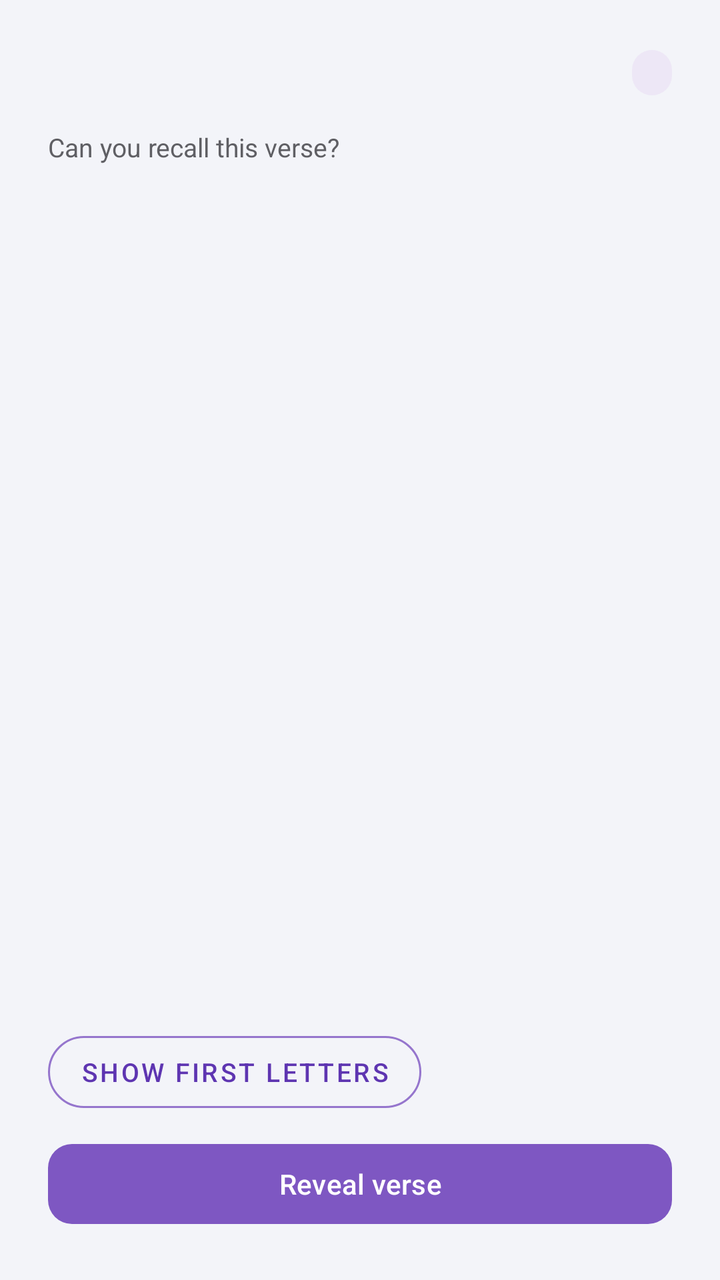
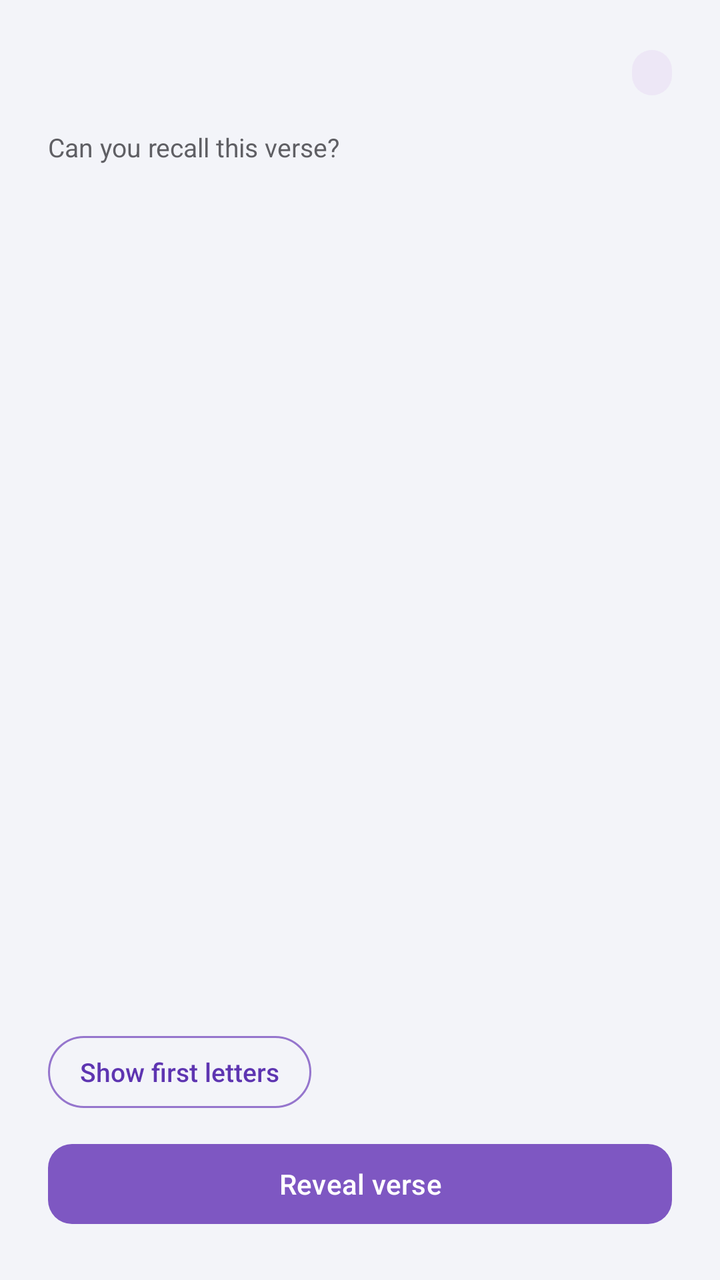

Screens rendered from an Android XML layout before and after an edit, with the pre-edit source and the edit as a unified diff.
<!-- AndroidManifest.xml: application theme Theme.SpiritualTracker -->
<!-- res/layout/dialog_verse_quiz.xml -->
<?xml version="1.0" encoding="utf-8"?>
<LinearLayout xmlns:android="http://schemas.android.com/apk/res/android"
    xmlns:app="http://schemas.android.com/apk/res-auto"
    android:layout_width="match_parent"
    android:layout_height="wrap_content"
    android:orientation="vertical"
    android:padding="24dp">

    
    <LinearLayout
        android:layout_width="match_parent"
        android:layout_height="wrap_content"
        android:orientation="horizontal"
        android:gravity="center_vertical"
        android:layout_marginBottom="16dp">

        <TextView
            android:id="@+id/tvQuizReference"
            android:layout_width="0dp"
            android:layout_height="wrap_content"
            android:layout_weight="1"
            android:textColor="#1A1A2E"
            android:textSize="18sp"
            android:textStyle="bold"
            android:fontFamily="serif"/>

        <TextView
            android:id="@+id/tvQuizProgress"
            android:layout_width="wrap_content"
            android:layout_height="wrap_content"
            android:background="@drawable/progress_pill_bg"
            android:paddingStart="10dp"
            android:paddingEnd="10dp"
            android:paddingTop="4dp"
            android:paddingBottom="4dp"
            android:textColor="#7E57C2"
            android:textSize="11sp"
            android:textStyle="bold"/>
    </LinearLayout>

    <androidx.core.widget.NestedScrollView
        android:layout_width="match_parent"
        android:layout_height="0dp"
        android:layout_weight="1"
        android:maxHeight="300dp"
        android:layout_marginBottom="12dp">

        <LinearLayout
            android:layout_width="match_parent"
            android:layout_height="wrap_content"
            android:orientation="vertical">

            
            <TextView
                android:layout_width="match_parent"
                android:layout_height="wrap_content"
                android:text="Can you recall this verse?"
                android:textColor="#5F5F64"
                android:textSize="13sp"
                android:layout_marginBottom="12dp"/>

            
            <TextView
                android:id="@+id/tvQuizHint"
                android:layout_width="match_parent"
                android:layout_height="wrap_content"
                android:textColor="#6A4FB0"
                android:textSize="15sp"
                android:fontFamily="monospace"
                android:lineSpacingMultiplier="1.5"
                android:layout_marginBottom="12dp"
                android:visibility="gone"/>

            
            <TextView
                android:id="@+id/tvQuizText"
                android:layout_width="match_parent"
                android:layout_height="wrap_content"
                android:textColor="#1A1A2E"
                android:textSize="16sp"
                android:fontFamily="serif"
                android:lineSpacingMultiplier="1.5"
                android:layout_marginBottom="12dp"
                android:visibility="gone"/>
        </LinearLayout>
    </androidx.core.widget.NestedScrollView>

    
    <com.google.android.material.button.MaterialButton
        android:id="@+id/btnFirstLetter"
        android:layout_width="wrap_content"
        android:layout_height="wrap_content"
        android:text="Show first letters"
        android:textSize="13sp"
        android:textColor="#5E35B1"
        android:layout_marginBottom="8dp"
        app:strokeColor="#9575CD"
        app:strokeWidth="1dp"
        style="@style/Widget.MaterialComponents.Button.OutlinedButton"
        app:cornerRadius="20dp"/>

    
    <com.google.android.material.button.MaterialButton
        android:id="@+id/btnReveal"
        android:layout_width="match_parent"
        android:layout_height="wrap_content"
        android:text="Reveal verse"
        android:textColor="#FFFFFF"
        app:backgroundTint="#7E57C2"
        app:cornerRadius="12dp"/>

    
    <include
        android:id="@+id/quizListen"
        layout="@layout/view_listen_controls"
        android:layout_width="match_parent"
        android:layout_height="wrap_content"
        android:layout_marginBottom="8dp"
        android:visibility="gone" />

    
    <LinearLayout
        android:id="@+id/layoutQuizActions"
        android:layout_width="match_parent"
        android:layout_height="wrap_content"
        android:orientation="horizontal"
        android:layout_marginTop="4dp"
        android:visibility="gone">

        <com.google.android.material.button.MaterialButton
            android:id="@+id/btnTryAgain"
            android:layout_width="0dp"
            android:layout_height="wrap_content"
            android:layout_weight="1"
            android:layout_marginEnd="8dp"
            android:text="Try again"
            app:strokeColor="#B39DDB"
            app:strokeWidth="1dp"
            style="@style/Widget.MaterialComponents.Button.OutlinedButton"
            app:cornerRadius="12dp"/>

        <com.google.android.material.button.MaterialButton
            android:id="@+id/btnGotIt"
            android:layout_width="0dp"
            android:layout_height="wrap_content"
            android:layout_weight="1"
            android:text="Got it! ✓"
            android:textColor="#FFFFFF"
            app:backgroundTint="#4CAF50"
            app:cornerRadius="12dp"/>
    </LinearLayout>

</LinearLayout>
<!-- res/layout/view_listen_controls.xml (included above) -->
<?xml version="1.0" encoding="utf-8"?>
<LinearLayout xmlns:android="http://schemas.android.com/apk/res/android"
    xmlns:app="http://schemas.android.com/apk/res-auto"
    android:layout_width="match_parent"
    android:layout_height="wrap_content"
    android:orientation="vertical">

    <LinearLayout
        android:layout_width="match_parent"
        android:layout_height="wrap_content"
        android:orientation="horizontal">

        <com.google.android.material.button.MaterialButton
            android:id="@+id/btnListen"
            style="@style/Widget.MaterialComponents.Button.UnelevatedButton"
            android:layout_width="0dp"
            android:layout_height="48dp"
            android:layout_weight="1"
            android:layout_marginEnd="5dp"
            android:insetTop="0dp"
            android:insetBottom="0dp"
            android:maxLines="1"
            android:paddingHorizontal="8dp"
            android:textAllCaps="false"
            android:textColor="#5E35B1"
            android:textSize="13sp"
            android:letterSpacing="0"
            app:backgroundTint="#EFE8FB"
            app:cornerRadius="24dp"
            app:icon="@drawable/ic_listen"
            app:iconGravity="textStart"
            app:iconPadding="6dp"
            app:iconSize="18dp"
            app:iconTint="@null" />

        <com.google.android.material.button.MaterialButton
            android:id="@+id/btnEcho"
            style="@style/Widget.MaterialComponents.Button.UnelevatedButton"
            android:layout_width="0dp"
            android:layout_height="48dp"
            android:layout_weight="1.35"
            android:layout_marginStart="5dp"
            android:insetTop="0dp"
            android:insetBottom="0dp"
            android:maxLines="1"
            android:paddingHorizontal="8dp"
            android:textAllCaps="false"
            android:textColor="#5E35B1"
            android:textSize="13sp"
            android:letterSpacing="0"
            app:backgroundTint="#EFE8FB"
            app:cornerRadius="24dp"
            app:icon="@drawable/ic_repeat_after"
            app:iconGravity="textStart"
            app:iconPadding="6dp"
            app:iconSize="18dp"
            app:iconTint="@null" />
    </LinearLayout>

    <LinearLayout
        android:layout_width="match_parent"
        android:layout_height="wrap_content"
        android:layout_marginTop="10dp"
        android:gravity="center_horizontal"
        android:orientation="horizontal">

        <TextView
            android:id="@+id/tvSpeed"
            android:layout_width="wrap_content"
            android:layout_height="wrap_content"
            android:layout_marginEnd="8dp"
            android:background="@drawable/progress_pill_bg"
            android:foreground="?attr/selectableItemBackground"
            android:paddingHorizontal="14dp"
            android:paddingVertical="6dp"
            android:textColor="#7E57C2"
            android:textSize="12sp"
            android:textStyle="bold" />

        <TextView
            android:id="@+id/tvTimes"
            android:layout_width="wrap_content"
            android:layout_height="wrap_content"
            android:background="@drawable/progress_pill_bg"
            android:foreground="?attr/selectableItemBackground"
            android:paddingHorizontal="14dp"
            android:paddingVertical="6dp"
            android:textColor="#7E57C2"
            android:textSize="12sp"
            android:textStyle="bold" />
    </LinearLayout>
</LinearLayout>
<!-- resources referenced by this layout -->
<resources>
  <!-- drawable ic_listen (drawable) -->
  <?xml version="1.0" encoding="utf-8"?>
  <vector xmlns:android="http://schemas.android.com/apk/res/android"
      xmlns:aapt="http://schemas.android.com/aapt"
      android:width="24dp" android:height="24dp"
      android:viewportWidth="24" android:viewportHeight="24">
      <path android:pathData="M4.5,8.5h2.6l4.3,-3.9c0.65,-0.58 1.6,-0.12 1.6,0.75v13.3c0,0.87 -0.95,1.33 -1.6,0.75l-4.3,-3.9H4.5c-0.83,0 -1.5,-0.67 -1.5,-1.5v-4c0,-0.83 0.67,-1.5 1.5,-1.5zM15.2,8.3c1.1,0.95 1.8,2.3 1.8,3.7s-0.7,2.75 -1.8,3.7c-0.5,0.43 -1.2,0.05 -1.2,-0.6V8.9c0,-0.65 0.7,-1.03 1.2,-0.6zM16.4,4.4c2.7,1.6 4.6,4.4 4.6,7.6s-1.9,6 -4.6,7.6c-0.6,0.35 -1.3,-0.2 -1.1,-0.85c0.1,-0.25 0.3,-0.45 0.5,-0.6c2.1,-1.35 3.4,-3.6 3.4,-6.15s-1.3,-4.8 -3.4,-6.15c-0.2,-0.15 -0.4,-0.35 -0.5,-0.6c-0.2,-0.65 0.5,-1.2 1.1,-0.85z">
          <aapt:attr name="android:fillColor"><gradient android:type="linear" android:startX="3" android:startY="3" android:endX="21" android:endY="21"><item android:offset="0" android:color="#FFB58AD3"/><item android:offset="1" android:color="#FF6A1B9A"/></gradient></aapt:attr>
      </path>
      <path android:fillColor="#59FFFFFF" android:pathData="M4.6,9.6h2.4l1,-0.9v1.6H4.6c-0.2,0 -0.3,-0.1 -0.3,-0.3v-0.1c0,-0.2 0.1,-0.3 0.3,-0.3zM9,7.3l2.2,-2v1.5L9,8.8z" />
  </vector>
  <!-- drawable ic_repeat_after (drawable) -->
  <?xml version="1.0" encoding="utf-8"?>
  <vector xmlns:android="http://schemas.android.com/apk/res/android"
      xmlns:aapt="http://schemas.android.com/aapt"
      android:width="24dp" android:height="24dp"
      android:viewportWidth="24" android:viewportHeight="24">
      <path android:pathData="M9,4.5c2.2,0 4,1.8 4,4s-1.8,4 -4,4 -4,-1.8 -4,-4 1.8,-4 4,-4zM9,14c3.3,0 8,1.65 8,4.5v1c0,0.55 -0.45,1 -1,1H2c-0.55,0 -1,-0.45 -1,-1v-1C1,15.65 5.7,14 9,14zM16.7,5.6c1.9,1.75 1.9,4.65 0,6.4c-0.3,0.28 -0.75,0.25 -1.03,-0.03c-0.28,-0.3 -0.25,-0.75 0.03,-1.03c1.2,-1.15 1.2,-3.15 0,-4.3c-0.28,-0.28 -0.3,-0.73 -0.03,-1.03c0.28,-0.28 0.73,-0.3 1.03,-0.01zM19.4,3c3.4,3.2 3.4,8.4 0,11.6c-0.3,0.28 -0.75,0.27 -1.03,-0.02c-0.28,-0.3 -0.27,-0.75 0.02,-1.03c2.8,-2.65 2.8,-6.85 0,-9.5c-0.3,-0.28 -0.3,-0.73 -0.02,-1.03c0.28,-0.3 0.73,-0.3 1.03,-0.02z">
          <aapt:attr name="android:fillColor"><gradient android:type="linear" android:startX="3" android:startY="3" android:endX="21" android:endY="21"><item android:offset="0" android:color="#FFB58AD3"/><item android:offset="1" android:color="#FF6A1B9A"/></gradient></aapt:attr>
      </path>
      <path android:fillColor="#59FFFFFF" android:pathData="M7.4,5.9c0.9,-0.5 2,-0.5 2.6,-0.1c0.25,0.15 0.15,0.5 -0.15,0.5c-1.4,0.05 -2.5,1 -2.9,2.2c-0.1,0.3 -0.5,0.25 -0.5,-0.05c0,-1 0.4,-2 0.95,-2.55z" />
  </vector>
  <!-- drawable progress_pill_bg (drawable) -->
  <?xml version="1.0" encoding="utf-8"?>
  <shape xmlns:android="http://schemas.android.com/apk/res/android"
      android:shape="rectangle">
      <solid android:color="#EDE7F6"/>
      <corners android:radius="20dp"/>
  </shape>
  <style name="Theme.SpiritualTracker" parent="Base.Theme.SpiritualTracker" />
  <style name="Base.Theme.SpiritualTracker" parent="Theme.Material3.Light.NoActionBar">
          <item name="colorPrimary">#7E57C2</item>
          <item name="colorOnPrimary">#FFFFFF</item>
          <item name="colorSecondaryContainer">#D1C4E9</item>
          <item name="colorOnSecondaryContainer">#7E57C2</item>
          <item name="android:windowBackground">#F3F4F9</item>
          
          <item name="android:navigationBarColor">#F5F5F5</item>
          <item name="android:windowLightNavigationBar" tools:targetApi="27">true</item>
      </style>
</resources>

<!-- the commit's change to res/layout/dialog_verse_quiz.xml (unified diff, before → after) -->
@@ -91,6 +91,8 @@
         android:layout_width="wrap_content"
         android:layout_height="wrap_content"
         android:text="Show first letters"
+        android:textAllCaps="false"
+        android:letterSpacing="0"
         android:textSize="13sp"
         android:textColor="#5E35B1"
         android:layout_marginBottom="8dp"
@@ -98,6 +100,20 @@
         app:strokeWidth="1dp"
         style="@style/Widget.MaterialComponents.Button.OutlinedButton"
         app:cornerRadius="20dp"/>
+
+    
+    <com.google.android.material.button.MaterialButton
+        android:id="@+id/btnLearnFirst"
+        style="@style/Widget.MaterialComponents.Button.TextButton"
+        android:layout_width="wrap_content"
+        android:layout_height="wrap_content"
+        android:layout_marginBottom="4dp"
+        android:text="Not learned yet? Learn it first"
+        android:letterSpacing="0"
+        android:textAllCaps="false"
+        android:textColor="#5E35B1"
+        android:textSize="13sp"
+        android:visibility="gone" />
 
     
     <com.google.android.material.button.MaterialButton
